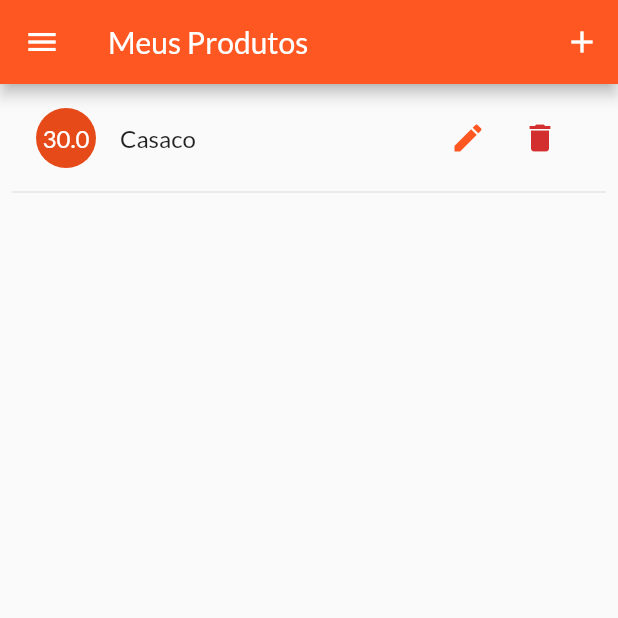
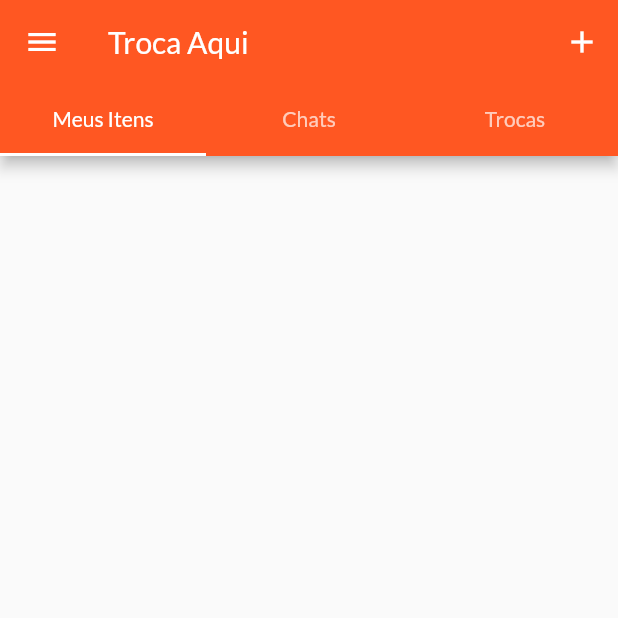
Before and after one commit to tis5/troca-aqui-flutter-mobile, a Flutter app: the screen it shows after launch, in the side drawer, after a tap on "Meus Produtos", on a phone screen of 412 x 824 dp, the top half of it. Run offline on Flutter 3.47's test engine with Material 2 defaults, Android fonts, the light colour scheme and no system bars; network calls fail.

Commit message:
Atualizacoes RF02

```diff
--- a/troca_aqui/lib/main.dart
+++ b/troca_aqui/lib/main.dart
@@ -6,6 +6,7 @@ import './screens/product_detail_screen.dart';
 import './providers/products.dart';
 import './screens/user_products_screen.dart';
 import './screens/edit_product_screen.dart';
+import './screens/shop_tabs_screen.dart';
 
 void main() => runApp(MyApp());
 
@@ -28,7 +29,8 @@ class MyApp extends StatelessWidget {
           home: ProductsOverviewScreen(),
           routes: {
             ProductDetailScreen.routeName: (ctx) => ProductDetailScreen(),
-            UserProductsScreen.routeName: (ctx) => UserProductsScreen(),
+            // UserProductsScreen.routeName: (ctx) => UserProductsScreen(),
+            UserTabsScreen.routeName: (ctx) => UserTabsScreen(),
             EditProductScreen.routeName: (ctx) => EditProductScreen(),
           }),
     );
--- a/troca_aqui/lib/providers/product.dart
+++ b/troca_aqui/lib/providers/product.dart
@@ -4,7 +4,7 @@ import 'package:flutter/foundation.dart';
 import 'package:http/http.dart' as http;
 
 class Product with ChangeNotifier {
-  final String id;
+  final int id;
   final String nome;
   final String categoria;
   final double valor_aprox;
--- a/troca_aqui/lib/providers/products.dart
+++ b/troca_aqui/lib/providers/products.dart
@@ -7,16 +7,7 @@ import '../models/http_exception.dart';
 import './product.dart';
 
 class Products with ChangeNotifier {
-  List<Product> _items = [
-    Product(
-      id: 'p1',
-      nome: 'Casaco',
-      categoria: 'Roupas',
-      valor_aprox: 30,
-      desejo: 'Sapatos',
-      quant: 2
-    ),
-  ];
+  List<Product> _items = [];
 
   List<Product> get items {
     return [..._items];
@@ -27,18 +18,17 @@ class Products with ChangeNotifier {
   }
 
   Future<void> fetchAndSetProducts() async {
-    const url = 'https://flutter-teste.firebaseio.com/items.json'; //TODO
-    print("fetch");
+    const url = 'https://troca-aqui-api-e7p5jefkcq-uc.a.run.app/items';
     try {
       final response = await http.get(url);
-      final extractedData = json.decode(response.body) as Map<String, dynamic>; //TODO
+      final extractedData = json.decode(response.body) as List<dynamic>;
       if (extractedData == null) {
         return;
       }
       final List<Product> loadedProducts = [];
-      extractedData.forEach((prodId, prodData) {
+      extractedData.forEach((prodData) {
         loadedProducts.add(Product(
-          id: prodId,
+          id:  prodData['id'],
           nome: prodData['nome'],
           categoria: prodData['categoria'],
           valor_aprox: prodData['valor_aprox'],
@@ -54,7 +44,7 @@ class Products with ChangeNotifier {
   }
 
   Future<void> addProduct(Product product) async {
-    const url = 'https://flutter-teste.firebaseio.com/items.json'; //TODO
+    const url = 'https://troca-aqui-api-e7p5jefkcq-uc.a.run.app/items'; //TODO
     try {
       final response = await http.post(
         url,
@@ -66,15 +56,15 @@ class Products with ChangeNotifier {
           'quant': product.quant,
         }),
       );
-      final newProduct = Product(
-        nome: product.nome,
-        categoria: product.categoria,
-        valor_aprox: product.valor_aprox,
-        desejo: product.desejo,
-        quant: product.quant,
-        id: json.decode(response.body)['name'], //TODO
-      );
-      _items.add(newProduct);
+      // final newProduct = Product(
+      //   id: json.decode(response.body)['id'], //TODO
+      //   nome: product.nome,
+      //   categoria: product.categoria,
+      //   valor_aprox: product.valor_aprox,
+      //   desejo: product.desejo,
+      //   quant: product.quant,
+      // );
+      // _items.add(newProduct);
       notifyListeners();
     } catch (error) {
       print(error);
--- a/troca_aqui/lib/screens/edit_product_screen.dart
+++ b/troca_aqui/lib/screens/edit_product_screen.dart
@@ -76,7 +76,7 @@ class _EditProductScreenState extends State<EditProductScreen> {
     });
     if (_editedProduct.id != null) {
       await Provider.of<Products>(context, listen: false)
-          .updateProduct(_editedProduct.id, _editedProduct);
+          .updateProduct(_editedProduct.id.toString(), _editedProduct);
     } else {
       try {
         await Provider.of<Products>(context, listen: false)
--- a/troca_aqui/lib/screens/products_overview_screen.dart
+++ b/troca_aqui/lib/screens/products_overview_screen.dart
@@ -18,6 +18,21 @@ class ProductsOverviewScreen extends StatefulWidget {
 class _ProductsOverviewScreenState extends State<ProductsOverviewScreen> {
   var _showOnlyFavorites = false;
   var _isLoading = false;
+  var _isInit = true;
+
+  @override
+  void didChangeDependencies(){
+    if(_isInit){
+      _isLoading = true;
+      Provider.of<Products>(context).fetchAndSetProducts().then((_) {
+        setState(() {
+          _isLoading = false;
+        });
+      });
+    }
+    _isInit = false;
+    super.didChangeDependencies();
+  }
 
   @override
   Widget build(BuildContext context) {
--- /dev/null
+++ b/troca_aqui/lib/screens/shop_tabs_screen.dart
@@ -0,0 +1,36 @@
+import 'package:flutter/material.dart';
+
+import '../widgets/app_drawer.dart';
+import 'edit_product_screen.dart';
+import 'user_products_screen.dart';
+
+
+class UserTabsScreen extends StatelessWidget {
+  static const routeName = '/user-products-tab';
+
+  @override
+  Widget build(BuildContext context) {
+    return DefaultTabController(length: 3, child: Scaffold(
+      appBar: AppBar(title: Text('Troca Aqui'), bottom: TabBar(tabs: <Widget>[
+        Tab(text: "Meus Itens",),
+        Tab(text: "Chats",),
+        Tab(text: "Trocas",),
+      ],),
+      actions: <Widget>[
+          IconButton(
+            icon: const Icon(Icons.add),
+            onPressed: () {
+              Navigator.of(context).pushNamed(EditProductScreen.routeName);
+            },
+          ),
+        ],
+      ),
+      drawer: AppDrawer(),
+      body: TabBarView(children: <Widget>[
+        UserProductsScreen(),
+        Center(child: Text("chats"),),
+        Center(child: Text("trocas"),),
+      ],),
+    ),);
+  }
+}
--- a/troca_aqui/lib/screens/user_products_screen.dart
+++ b/troca_aqui/lib/screens/user_products_screen.dart
@@ -16,20 +16,7 @@ class UserProductsScreen extends StatelessWidget {
   @override
   Widget build(BuildContext context) {
     final productsData = Provider.of<Products>(context);
-    return Scaffold(
-      appBar: AppBar(
-        title: const Text('Meus Produtos'),
-        actions: <Widget>[
-          IconButton(
-            icon: const Icon(Icons.add),
-            onPressed: () {
-              Navigator.of(context).pushNamed(EditProductScreen.routeName);
-            },
-          ),
-        ],
-      ),
-      drawer: AppDrawer(),
-      body: RefreshIndicator(
+    return RefreshIndicator(
         onRefresh: () => _refreshProducts(context),
         child: Padding(
           padding: EdgeInsets.all(8),
@@ -38,7 +25,7 @@ class UserProductsScreen extends StatelessWidget {
             itemBuilder: (_, i) => Column(
                   children: [
                     UserProductItem(
-                      productsData.items[i].id,
+                      productsData.items[i].id.toString(),
                       productsData.items[i].nome,
                       productsData.items[i].valor_aprox,
                     ),
@@ -47,7 +34,41 @@ class UserProductsScreen extends StatelessWidget {
                 ),
           ),
         ),
-      ),
     );
+
+    // final productsData = Provider.of<Products>(context);
+    // return Scaffold(
+    //   appBar: AppBar(
+    //     title: const Text('Meus Produtos'),
+    //     actions: <Widget>[
+    //       IconButton(
+    //         icon: const Icon(Icons.add),
+    //         onPressed: () {
+    //           Navigator.of(context).pushNamed(EditProductScreen.routeName);
+    //         },
+    //       ),
+    //     ],
+    //   ),
+    //   drawer: AppDrawer(),
+    //   body: RefreshIndicator(
+    //     onRefresh: () => _refreshProducts(context),
+    //     child: Padding(
+    //       padding: EdgeInsets.all(8),
+    //       child: ListView.builder(
+    //         itemCount: productsData.items.length,
+    //         itemBuilder: (_, i) => Column(
+    //               children: [
+    //                 UserProductItem(
+    //                   productsData.items[i].id.toString(),
+    //                   productsData.items[i].nome,
+    //                   productsData.items[i].valor_aprox,
+    //                 ),
+    //                 Divider(),
+    //               ],
+    //             ),
+    //       ),
+    //     ),
+    //   ),
+    // );
   }
 }
--- a/troca_aqui/lib/widgets/app_drawer.dart
+++ b/troca_aqui/lib/widgets/app_drawer.dart
@@ -1,6 +1,6 @@
 import 'package:flutter/material.dart';
 
-import '../screens/user_products_screen.dart';
+import '../screens/shop_tabs_screen.dart';
 
 class AppDrawer extends StatelessWidget {
   @override
@@ -26,7 +26,7 @@ class AppDrawer extends StatelessWidget {
             title: Text('Meus Produtos'),
             onTap: () {
               Navigator.of(context)
-                  .pushReplacementNamed(UserProductsScreen.routeName);
+                  .pushReplacementNamed(UserTabsScreen.routeName);
             },
           ),
         ],
```
Also changed, not shown: 2 other files.
